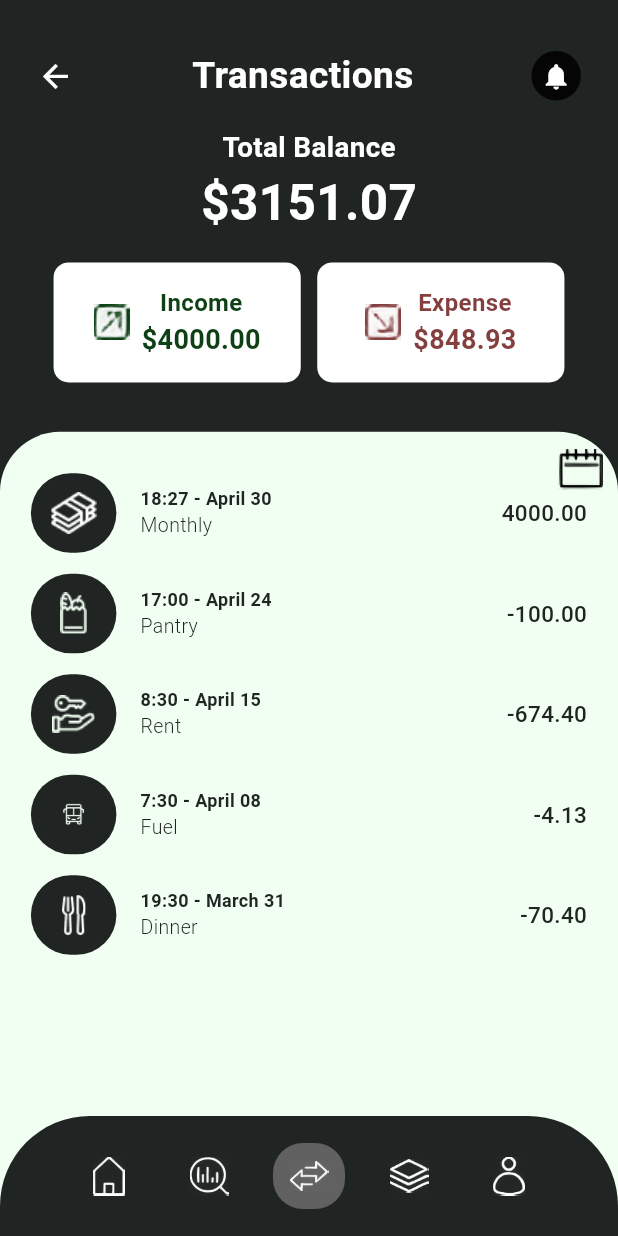
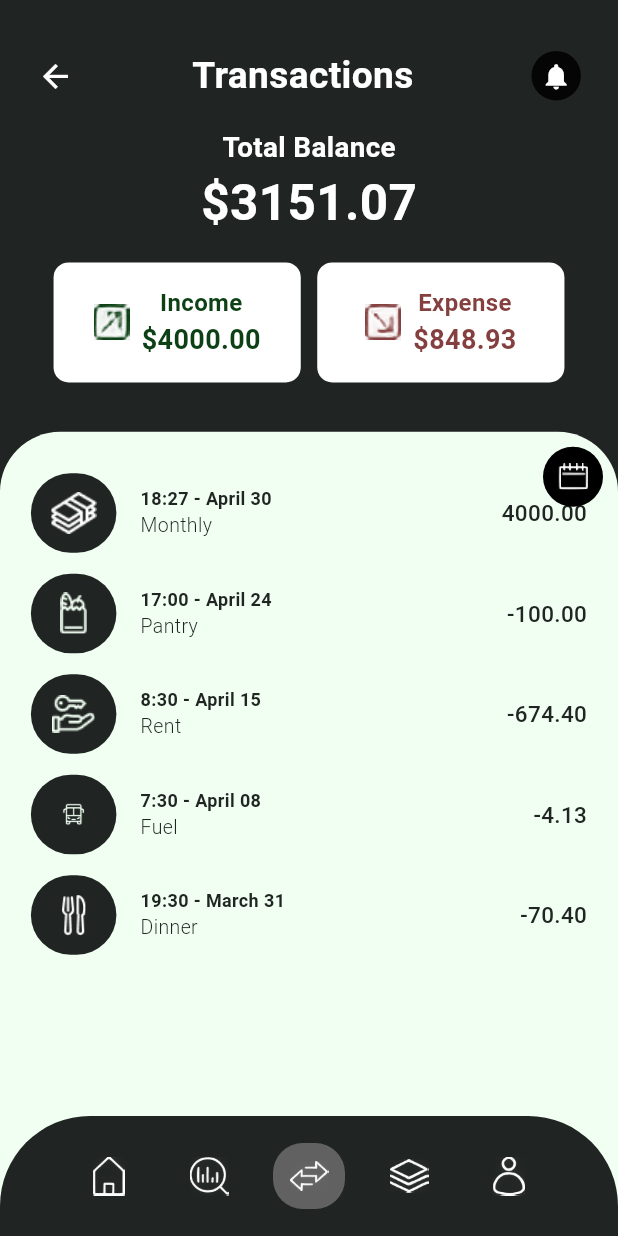
Before and after one commit to dyeafsnsein/SBMA, a Flutter app: the screen it shows after launch, item 3 of the bottom bar chosen, on a phone screen of 412 x 824 dp. Run offline on Flutter 3.47's test engine with Material 3 defaults, Android fonts, the light colour scheme and no system bars; our stand-ins replace fl_chart; Roboto replaces fonts that are missing (Poppins).

Commit message:
correction to the transaction page

```diff
--- a/lib/pages/transaction.dart
+++ b/lib/pages/transaction.dart
@@ -107,6 +107,19 @@ class _TransactionsState extends State<Transactions> {
       context: context,
       firstDate: DateTime(2020),
       lastDate: DateTime.now(),
+      builder: (context, child) {
+        return Theme(
+          data: ThemeData.light().copyWith(
+            primaryColor: const Color(0xFF202422),
+            colorScheme: ColorScheme.light(
+              primary: const Color(0xFF202422),
+              secondary: const Color(0xFF0D4015),
+            ),
+            buttonTheme: ButtonThemeData(textTheme: ButtonTextTheme.primary),
+          ),
+          child: child!,
+        );
+      },
     );
 
     if (picked != null) {
@@ -277,10 +290,21 @@ class _TransactionsState extends State<Transactions> {
                           right: 10,
                           child: GestureDetector(
                             onTap: _pickDateRange,
-                            child: Image.asset(
-                              'lib/pages/assets/Calendar.png',
-                              width: 30,
-                              height: 30,
+                            child: Container(
+                              width: 40,
+                              height: 40,
+                              decoration: BoxDecoration(
+                                color: Colors.black,
+                                shape: BoxShape.circle,
+                              ),
+                              child: Center(
+                                child: Image.asset(
+                                  'lib/pages/assets/Calendar.png',
+                                  width: 20,
+                                  height: 20,
+                                  color: Colors.white,
+                                ),
+                              ),
                             ),
                           ),
                         ),
```
